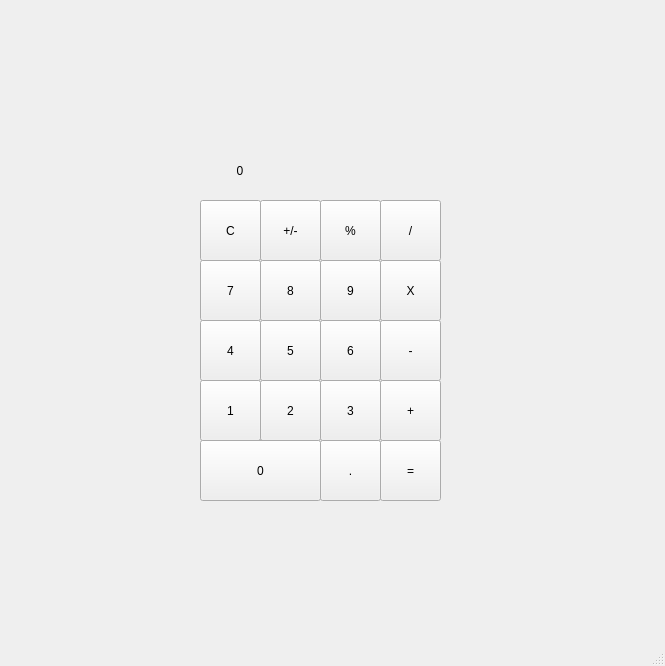
Above: Calculator/calculator/calc.ui from authoraytee/PyQT before the change. Below: the same form after it.
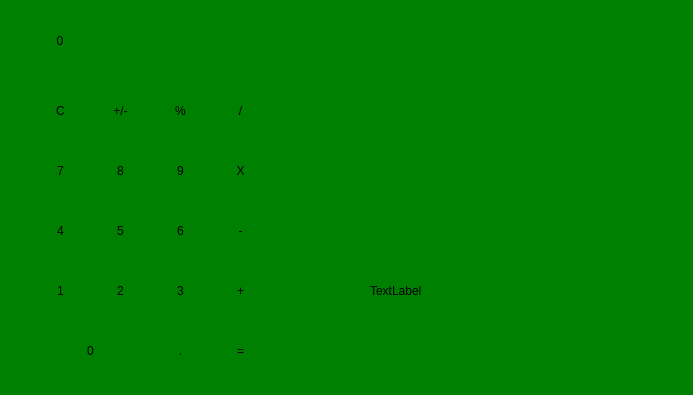
That is the form after the change. Icons and pictures are not drawn.

```diff
--- a/Calculator/calculator/calc.ui
+++ b/Calculator/calculator/calc.ui
@@ -6,19 +6,25 @@
    <rect>
     <x>0</x>
     <y>0</y>
-    <width>665</width>
-    <height>666</height>
+    <width>693</width>
+    <height>395</height>
    </rect>
   </property>
   <property name="windowTitle">
    <string>MainWindow</string>
   </property>
+  <property name="styleSheet">
+   <string notr="true">/*background-image: url(:/background/background.png);*/
+background: green;
+border:none;
+</string>
+  </property>
   <widget class="QWidget" name="centralwidget">
    <widget class="QLabel" name="label">
     <property name="geometry">
      <rect>
-      <x>200</x>
-      <y>140</y>
+      <x>20</x>
+      <y>10</y>
       <width>241</width>
       <height>61</height>
      </rect>
@@ -38,8 +44,8 @@
    <widget class="QPushButton" name="pushButton_clear">
     <property name="geometry">
      <rect>
-      <x>200</x>
-      <y>200</y>
+      <x>30</x>
+      <y>80</y>
       <width>61</width>
       <height>61</height>
      </rect>
@@ -63,8 +69,8 @@
    <widget class="QPushButton" name="pushButton_plusMinus">
     <property name="geometry">
      <rect>
-      <x>260</x>
-      <y>200</y>
+      <x>90</x>
+      <y>80</y>
       <width>61</width>
       <height>61</height>
      </rect>
@@ -88,8 +94,8 @@
    <widget class="QPushButton" name="pushButton_divice">
     <property name="geometry">
      <rect>
-      <x>380</x>
-      <y>200</y>
+      <x>210</x>
+      <y>80</y>
       <width>61</width>
       <height>61</height>
      </rect>
@@ -115,8 +121,8 @@
    <widget class="QPushButton" name="pushButton_percent">
     <property name="geometry">
      <rect>
-      <x>320</x>
-      <y>200</y>
+      <x>150</x>
+      <y>80</y>
       <width>61</width>
       <height>61</height>
      </rect>
@@ -140,8 +146,8 @@
    <widget class="QPushButton" name="pushButton_7">
     <property name="geometry">
      <rect>
-      <x>200</x>
-      <y>260</y>
+      <x>30</x>
+      <y>140</y>
       <width>61</width>
       <height>61</height>
      </rect>
@@ -164,8 +170,8 @@
    <widget class="QPushButton" name="pushButton_9">
     <property name="geometry">
      <rect>
-      <x>320</x>
-      <y>260</y>
+      <x>150</x>
+      <y>140</y>
       <width>61</width>
       <height>61</height>
      </rect>
@@ -188,8 +194,8 @@
    <widget class="QPushButton" name="pushButton_multiply">
     <property name="geometry">
      <rect>
-      <x>380</x>
-      <y>260</y>
+      <x>210</x>
+      <y>140</y>
       <width>61</width>
       <height>61</height>
      </rect>
@@ -215,8 +221,8 @@
    <widget class="QPushButton" name="pushButton_8">
     <property name="geometry">
      <rect>
-      <x>260</x>
-      <y>260</y>
+      <x>90</x>
+      <y>140</y>
       <width>61</width>
       <height>61</height>
      </rect>
@@ -239,8 +245,8 @@
    <widget class="QPushButton" name="pushButton_4">
     <property name="geometry">
      <rect>
-      <x>200</x>
-      <y>320</y>
+      <x>30</x>
+      <y>200</y>
       <width>61</width>
       <height>61</height>
      </rect>
@@ -263,8 +269,8 @@
    <widget class="QPushButton" name="pushButton_6">
     <property name="geometry">
      <rect>
-      <x>320</x>
-      <y>320</y>
+      <x>150</x>
+      <y>200</y>
       <width>61</width>
       <height>61</height>
      </rect>
@@ -287,8 +293,8 @@
    <widget class="QPushButton" name="pushButton_subtract">
     <property name="geometry">
      <rect>
-      <x>380</x>
-      <y>320</y>
+      <x>210</x>
+      <y>200</y>
       <width>61</width>
       <height>61</height>
      </rect>
@@ -314,8 +320,8 @@
    <widget class="QPushButton" name="pushButton_5">
     <property name="geometry">
      <rect>
-      <x>260</x>
-      <y>320</y>
+      <x>90</x>
+      <y>200</y>
       <width>61</width>
       <height>61</height>
      </rect>
@@ -338,8 +344,8 @@
    <widget class="QPushButton" name="pushButton_1">
     <property name="geometry">
      <rect>
-      <x>200</x>
-      <y>380</y>
+      <x>30</x>
+      <y>260</y>
       <width>61</width>
       <height>61</height>
      </rect>
@@ -362,8 +368,8 @@
    <widget class="QPushButton" name="pushButton_3">
     <property name="geometry">
      <rect>
-      <x>320</x>
-      <y>380</y>
+      <x>150</x>
+      <y>260</y>
       <width>61</width>
       <height>61</height>
      </rect>
@@ -386,8 +392,8 @@
    <widget class="QPushButton" name="pushButton_add">
     <property name="geometry">
      <rect>
-      <x>380</x>
-      <y>380</y>
+      <x>210</x>
+      <y>260</y>
       <width>61</width>
       <height>61</height>
      </rect>
@@ -413,8 +419,8 @@
    <widget class="QPushButton" name="pushButton_2">
     <property name="geometry">
      <rect>
-      <x>260</x>
-      <y>380</y>
+      <x>90</x>
+      <y>260</y>
       <width>61</width>
       <height>61</height>
      </rect>
@@ -437,8 +443,8 @@
    <widget class="QPushButton" name="pushButton_decimal">
     <property name="geometry">
      <rect>
-      <x>320</x>
-      <y>440</y>
+      <x>150</x>
+      <y>320</y>
       <width>61</width>
       <height>61</height>
      </rect>
@@ -462,8 +468,8 @@
    <widget class="QPushButton" name="pushButton_equals">
     <property name="geometry">
      <rect>
-      <x>380</x>
-      <y>440</y>
+      <x>210</x>
+      <y>320</y>
       <width>61</width>
       <height>61</height>
      </rect>
@@ -489,8 +495,8 @@
    <widget class="QPushButton" name="pushButton_0">
     <property name="geometry">
      <rect>
-      <x>200</x>
-      <y>440</y>
+      <x>30</x>
+      <y>320</y>
       <width>121</width>
       <height>61</height>
      </rect>
@@ -510,18 +516,50 @@
      <string>0</string>
     </property>
    </widget>
+   <widget class="QLabel" name="label_2">
+    <property name="geometry">
+     <rect>
+      <x>370</x>
+      <y>281</y>
+      <width>281</width>
+      <height>20</height>
+     </rect>
+    </property>
+    <property name="minimumSize">
+     <size>
+      <width>281</width>
+      <height>0</height>
+     </size>
+    </property>
+    <property name="styleSheet">
+     <string notr="true">background-image: url(:/background/background.png);</string>
+    </property>
+    <property name="text">
+     <string>TextLabel</string>
+    </property>
+   </widget>
+   <zorder>label_2</zorder>
+   <zorder>label</zorder>
+   <zorder>pushButton_clear</zorder>
+   <zorder>pushButton_plusMinus</zorder>
+   <zorder>pushButton_divice</zorder>
+   <zorder>pushButton_percent</zorder>
+   <zorder>pushButton_7</zorder>
+   <zorder>pushButton_9</zorder>
+   <zorder>pushButton_multiply</zorder>
+   <zorder>pushButton_8</zorder>
+   <zorder>pushButton_4</zorder>
+   <zorder>pushButton_6</zorder>
+   <zorder>pushButton_subtract</zorder>
+   <zorder>pushButton_5</zorder>
+   <zorder>pushButton_1</zorder>
+   <zorder>pushButton_3</zorder>
+   <zorder>pushButton_add</zorder>
+   <zorder>pushButton_2</zorder>
+   <zorder>pushButton_decimal</zorder>
+   <zorder>pushButton_equals</zorder>
+   <zorder>pushButton_0</zorder>
   </widget>
-  <widget class="QMenuBar" name="menubar">
-   <property name="geometry">
-    <rect>
-     <x>0</x>
-     <y>0</y>
-     <width>665</width>
-     <height>22</height>
-    </rect>
-   </property>
-  </widget>
-  <widget class="QStatusBar" name="statusbar"/>
  </widget>
  <resources/>
  <connections/>
```
Left out of the diff: 214 changed lines with no effect on the pictures.
